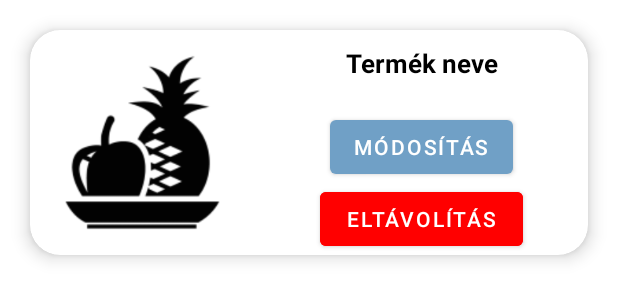
After one commit to FarkasZalan/VegAndFru, an Android app: the layout termek_megjelenites.xml on its own in the app's theme, with its tools: preview values and no code run, on a phone screen of 412 x 824 dp. The commit adds this screen. Shown: the top 300 px of the screen. Run offline under Robolectric (Android 15) with nearby library versions, the phone set to English and light mode, and no system bars.

Commit message:
termék megjelenítés nagyon kezdetlegesen (adatbázisból kinyerhetők az adatok már)

```diff
--- a/Zoldseges/app/build.gradle
+++ b/Zoldseges/app/build.gradle
@@ -55,4 +55,5 @@ dependencies {
     implementation 'com.google.android.gms:play-services-drive:17.0.0'
     implementation 'com.google.android.gms:play-services-auth:20.5.0'
     implementation 'com.firebaseui:firebase-ui-storage:7.2.0'
+    implementation 'com.squareup.picasso:picasso:2.71828'
 }
--- /dev/null
+++ b/Zoldseges/app/src/main/res/layout/termek_megjelenites.xml
@@ -0,0 +1,68 @@
+<?xml version="1.0" encoding="utf-8"?>
+<LinearLayout xmlns:android="http://schemas.android.com/apk/res/android"
+    xmlns:app="http://schemas.android.com/apk/res-auto"
+    android:layout_width="match_parent"
+    android:layout_height="wrap_content"
+    android:orientation="vertical"
+    >
+
+    <androidx.cardview.widget.CardView
+        android:layout_width="match_parent"
+        android:layout_height="match_parent"
+        android:layout_margin="20dp"
+
+        android:clickable="true"
+        android:focusable="true"
+
+        app:cardCornerRadius="20dp"
+        app:cardElevation="7dp">
+
+        <LinearLayout
+            android:layout_width="match_parent"
+            android:layout_height="match_parent"
+            android:orientation="horizontal">
+
+            <ImageView
+                android:id="@+id/termekKepeBoltKezeles"
+                android:layout_width="150dp"
+                android:layout_height="150dp"
+                android:layout_gravity="center_horizontal|center_vertical"
+                android:adjustViewBounds="true"
+                android:padding="16dp"
+                app:srcCompat="@drawable/standard_item_picture" />
+
+        <LinearLayout
+            android:layout_width="match_parent"
+            android:layout_height="match_parent"
+            android:orientation="vertical">
+            <TextView
+                android:id="@+id/termekNeveBoltKezelese"
+                android:layout_width="match_parent"
+                android:layout_height="wrap_content"
+                android:gravity="center"
+                android:lines="2"
+                android:text="Termék neve"
+                android:textColor="@color/black"
+                android:textSize="17sp"
+                android:textStyle="bold" />
+
+            <Button
+                android:layout_width="wrap_content"
+                android:layout_marginTop="10dp"
+                android:layout_height="wrap_content"
+                android:layout_gravity="center"
+                android:text="Módosítás" />
+
+            <Button
+                android:layout_width="135dp"
+                android:layout_height="wrap_content"
+                android:layout_gravity="center"
+                android:backgroundTint="@color/red"
+                android:text="Eltávolítás" />
+        </LinearLayout>
+        </LinearLayout>
+
+
+    </androidx.cardview.widget.CardView>
+
+</LinearLayout>
```
Also changed, not shown: Zoldseges/app/src/main/java/com/example/zoldseges/Activitys/FelhasznaloKezeles/Elado/BoltKezelesActivity.java (+117 -1 lines), Zoldseges/app/src/main/java/com/example/zoldseges/DAOS/Termek.java (+33 -6 lines), Zoldseges/app/src/main/java/com/example/zoldseges/DAOS/TermekAdapter.java (added, +63 -0 lines), Zoldseges/app/src/main/res/layout/activity_bolt_kezeles.xml (+11 -1 lines).
